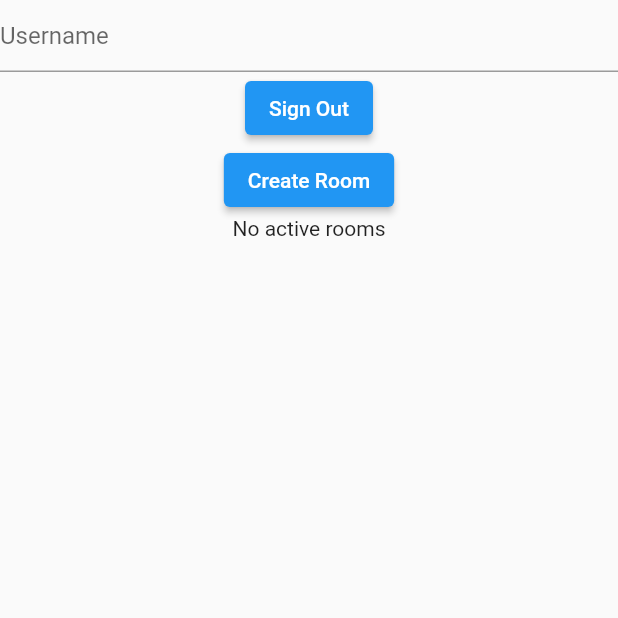
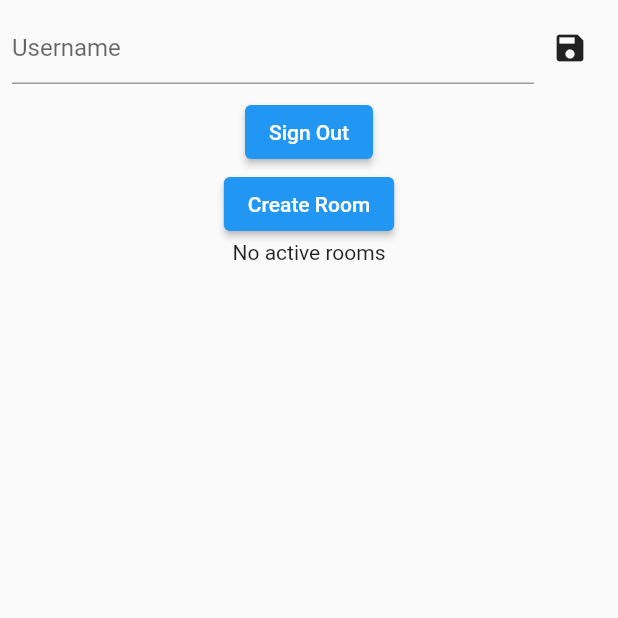
Before and after one commit to indmind/quipan, a Flutter app: the screen it shows after launch, on a phone screen of 412 x 824 dp, the top half of it. Run offline on Flutter 3.47's test engine with Material 2 defaults, Android fonts, the phone set to English and light mode, and no system bars; our stand-ins replace cloud_firestore, dartz, equatable, firebase_auth, firebase_core, flutter_hooks and 3 more; missing offline and left inert: username_gen; accounts and stored records are empty; network calls fail.

Commit message:
Add save button to save name

```diff
--- a/lib/presentation/screens/home_screen.dart
+++ b/lib/presentation/screens/home_screen.dart
@@ -34,17 +34,30 @@ class HomeScreen extends HookWidget {
         body: SafeArea(
           child: Column(
             children: [
-              TextField(
+              Padding(
+                padding: const EdgeInsets.all(8.0),
+                child: Row(
+                  children: [
+                    Expanded(
+                      child: TextField(
                         controller: displayNameController,
                         decoration: const InputDecoration(
                           hintText: 'Username',
                         ),
-                onChanged: (value) {
+                      ),
+                    ),
+                    IconButton(
+                      onPressed: () {
                         final controller =
                             context.read(authControllerProvider.notifier);
 
-                  controller.updateDisplayName(value);
+                        controller
+                            .updateDisplayName(displayNameController.text);
                       },
+                      icon: const Icon(Icons.save),
+                    ),
+                  ],
+                ),
               ),
               ElevatedButton(
                 onPressed: () {
```
Also changed, not shown: lib/presentation/screens/lobby_screen.dart (+6 -1 lines). Lines whose indentation alone changed are shown as unchanged.
